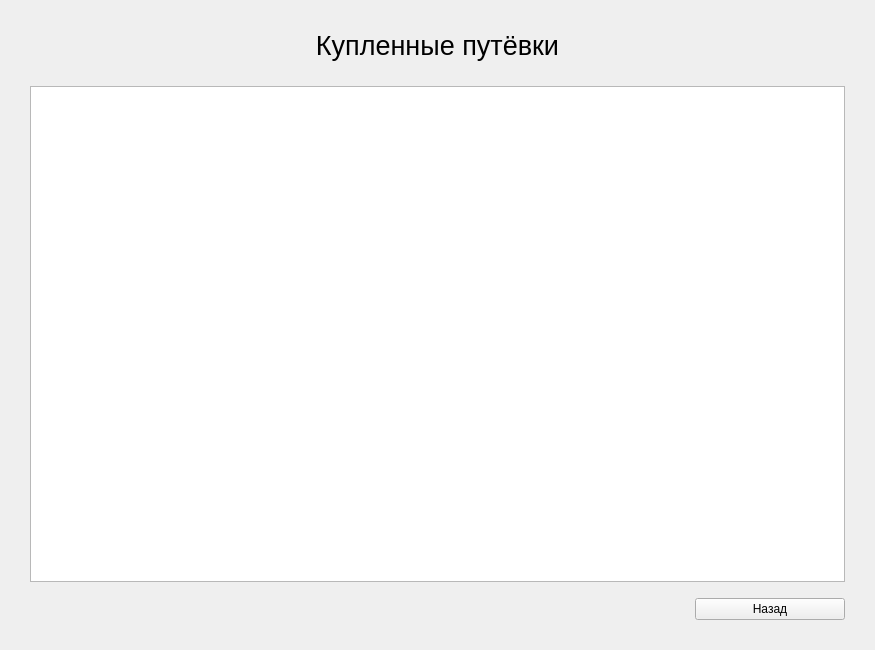
rkv04/test, file gui/clientticketswindow.ui: the form before one commit.
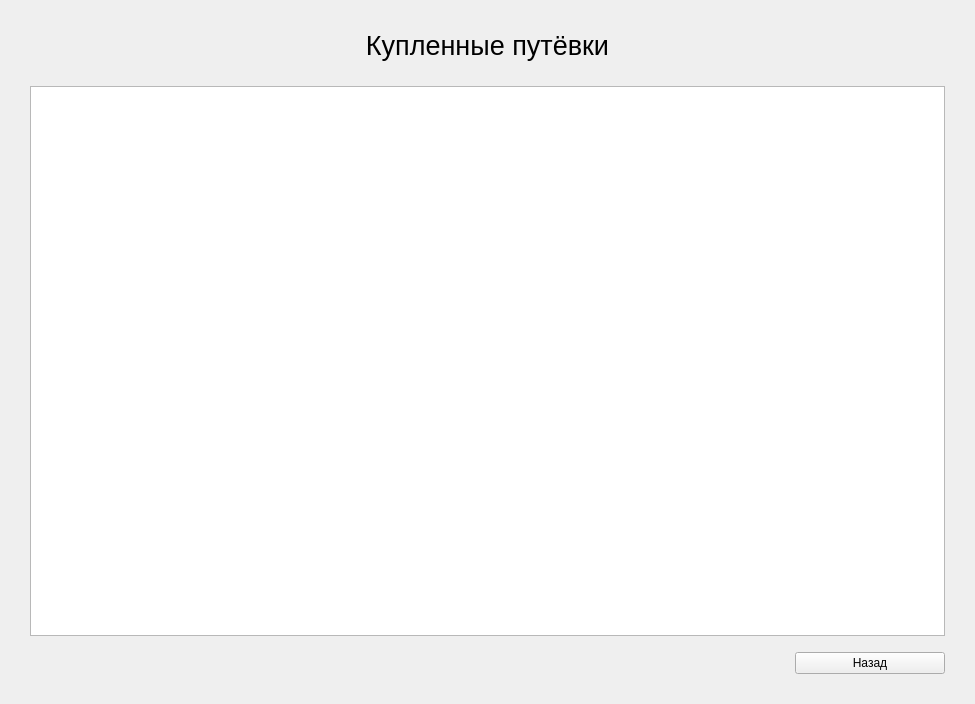
The form after the commit.

```diff
--- a/gui/clientticketswindow.ui
+++ b/gui/clientticketswindow.ui
@@ -6,8 +6,8 @@
    <rect>
     <x>0</x>
     <y>0</y>
-    <width>875</width>
-    <height>650</height>
+    <width>975</width>
+    <height>704</height>
    </rect>
   </property>
   <property name="windowTitle">
```
Left out of the diff: 2 changed lines with no effect on the pictures.
